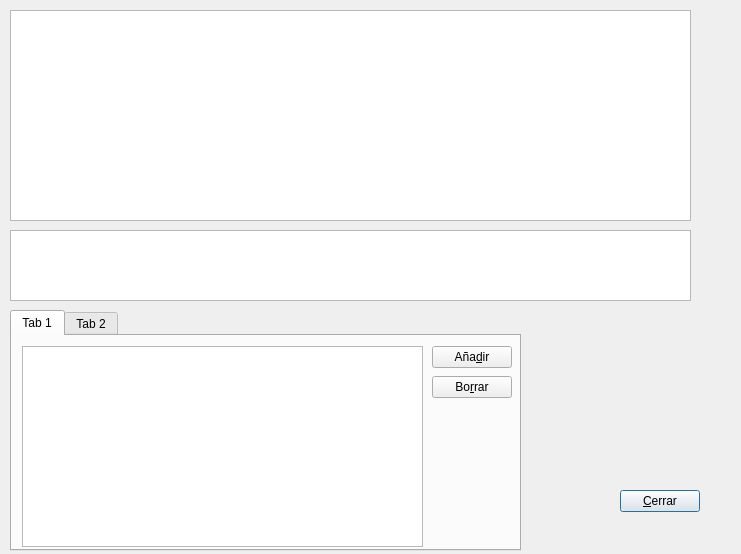
First picture: the form in gui/dlgresoluciones.ui, repository rogorido/qtpredicadores, before the edit.
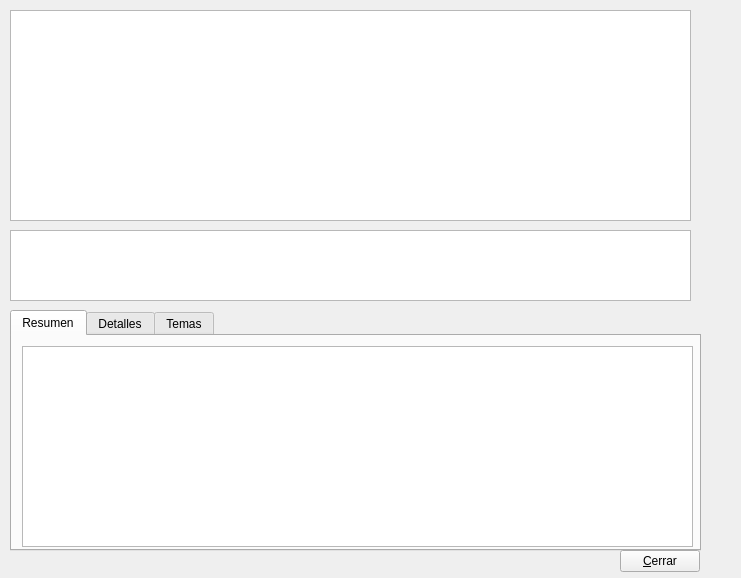
Second picture: the form after the edit.

Diff of the .ui file:
```diff
--- a/gui/dlgresoluciones.ui
+++ b/gui/dlgresoluciones.ui
@@ -7,7 +7,7 @@
     <x>0</x>
     <y>0</y>
     <width>741</width>
-    <height>554</height>
+    <height>578</height>
    </rect>
   </property>
   <property name="windowTitle">
@@ -33,34 +33,39 @@
     </rect>
    </property>
   </widget>
-  <widget class="QPushButton" name="btCerrar">
-   <property name="geometry">
-    <rect>
-     <x>620</x>
-     <y>490</y>
-     <width>80</width>
-     <height>22</height>
-    </rect>
-   </property>
-   <property name="text">
-    <string>&amp;Cerrar</string>
-   </property>
-  </widget>
   <widget class="QTabWidget" name="tabWidget">
    <property name="geometry">
     <rect>
      <x>10</x>
      <y>310</y>
-     <width>511</width>
+     <width>691</width>
      <height>241</height>
     </rect>
    </property>
    <property name="currentIndex">
     <number>0</number>
    </property>
+   <widget class="QWidget" name="tab_3">
+    <attribute name="title">
+     <string>Resumen</string>
+    </attribute>
+    <widget class="QTextEdit" name="txtResolucionResumen">
+     <property name="geometry">
+      <rect>
+       <x>10</x>
+       <y>10</y>
+       <width>671</width>
+       <height>201</height>
+      </rect>
+     </property>
+     <property name="toolTip">
+      <string>Resumen</string>
+     </property>
+    </widget>
+   </widget>
    <widget class="QWidget" name="tab">
     <attribute name="title">
-     <string>Tab 1</string>
+     <string>Detalles</string>
     </attribute>
     <widget class="QTreeView" name="twDetalles">
      <property name="geometry">
@@ -101,7 +106,7 @@
    </widget>
    <widget class="QWidget" name="tab_2">
     <attribute name="title">
-     <string>Tab 2</string>
+     <string>Temas</string>
     </attribute>
     <widget class="QPushButton" name="btAnadirTema">
      <property name="geometry">
@@ -141,6 +146,35 @@
     </widget>
    </widget>
   </widget>
+  <widget class="QPushButton" name="btCerrar">
+   <property name="geometry">
+    <rect>
+     <x>620</x>
+     <y>550</y>
+     <width>80</width>
+     <height>22</height>
+    </rect>
+   </property>
+   <property name="text">
+    <string>&amp;Cerrar</string>
+   </property>
+  </widget>
+  <widget class="QWidget" name="layoutWidget">
+   <property name="geometry">
+    <rect>
+     <x>510</x>
+     <y>550</y>
+     <width>128</width>
+     <height>24</height>
+    </rect>
+   </property>
+   <layout class="QHBoxLayout" name="horizontalLayout"/>
+  </widget>
+  <zorder>layoutWidget</zorder>
+  <zorder>twResoluciones</zorder>
+  <zorder>txtResolucion</zorder>
+  <zorder>tabWidget</zorder>
+  <zorder>btCerrar</zorder>
  </widget>
  <resources/>
  <connections/>
```
